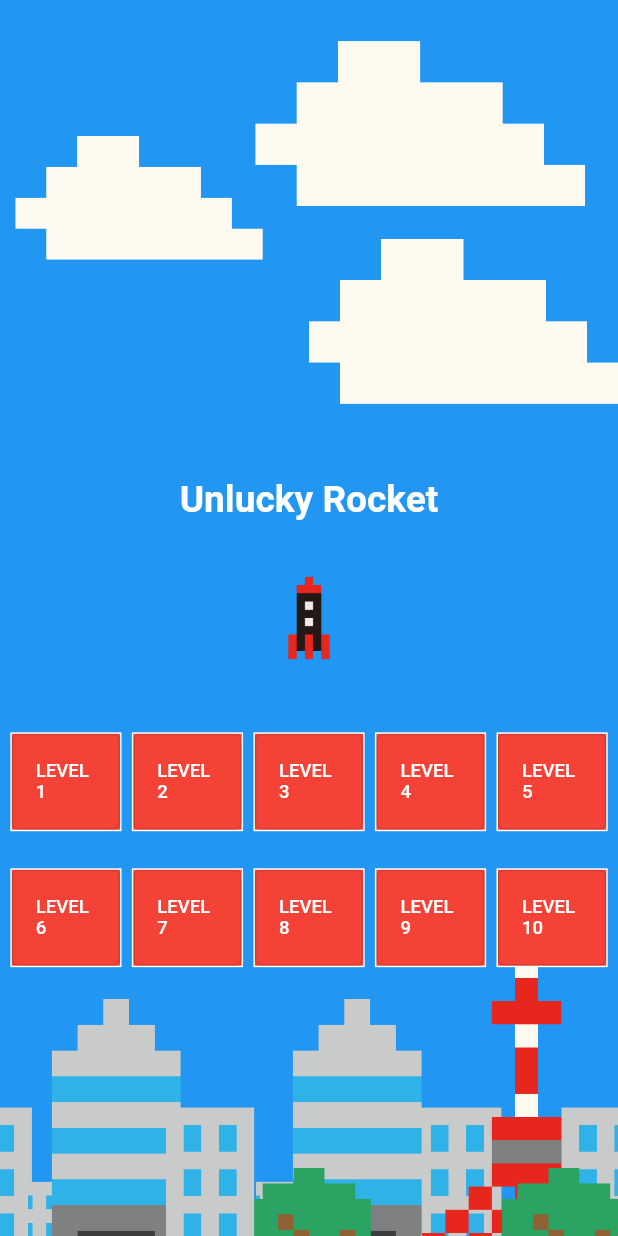
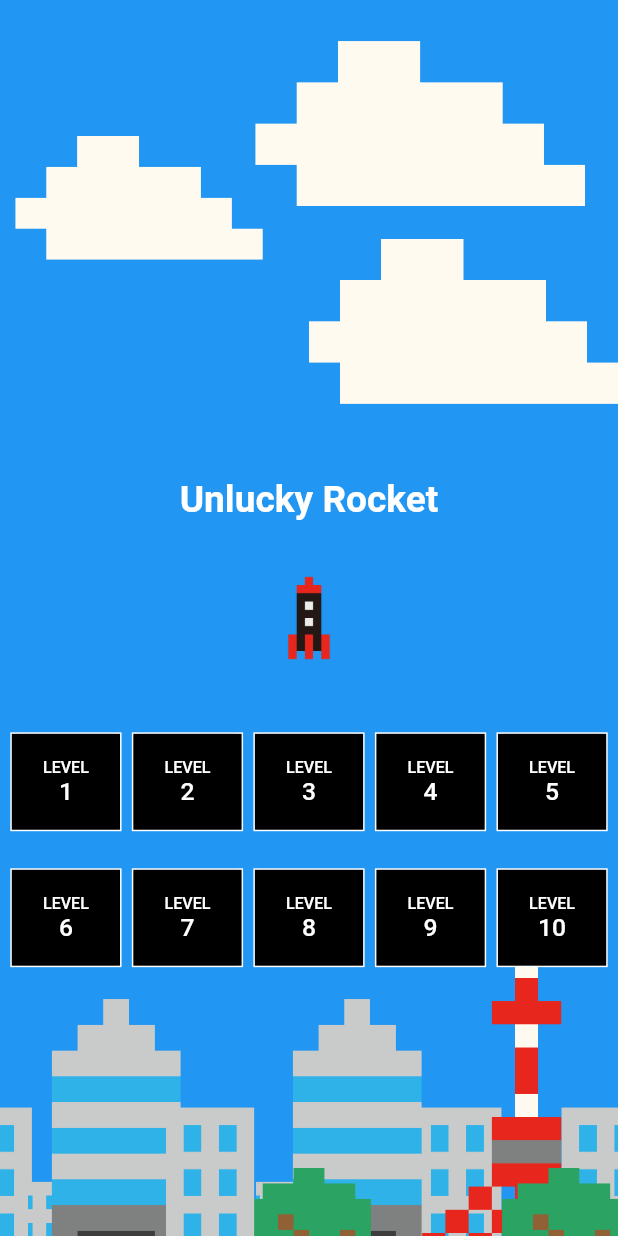
Before and after one commit to yuto90/new_rocket, a Flutter app: the screen it shows after launch, on a phone screen of 412 x 824 dp. Run offline on Flutter 3.47's test engine with Material 2 defaults, Android fonts, the light colour scheme and no system bars; drawn by our look-alikes of google_mobile_ads; our stand-ins replace flutter_dotenv, google_fonts; network calls fail.

Commit message:
レベル選択ボタンのレイアウトを調整

```diff
--- a/lib/mode/top.dart
+++ b/lib/mode/top.dart
@@ -41,20 +41,33 @@ class Top extends StatelessWidget {
                               width: SizeConfig.blockSizeHorizontal! * 18,
                               decoration: BoxDecoration(
                                 border: Border.all(color: Colors.white),
-                                color: Colors.red,
+                                color: Colors.black,
                               ),
                               child: OutlinedButton(
                                 onPressed: () {
                                   model.switchLevel(model.mappingLevel[i]);
                                   model.switchDisplay('ready');
                                 },
-                                child: Text(
-                                  'LEVEL ' + (i).toString(),
+                                child: Column(
+                                  mainAxisAlignment: MainAxisAlignment.center,
+                                  children: [
+                                    Text(
+                                      'LEVEL',
                                       style: TextStyle(
                                         fontSize:
-                                        SizeConfig.blockSizeVertical! * 1.5,
+                                            SizeConfig.blockSizeVertical! * 1.3,
                                         color: Colors.white,
                                       ),
+                                    ),
+                                    Text(
+                                      (i).toString(),
+                                      style: TextStyle(
+                                        fontSize:
+                                            SizeConfig.blockSizeVertical! * 2,
+                                        color: Colors.white,
+                                      ),
+                                    ),
+                                  ],
                                 ),
                               ),
                             )
@@ -71,20 +84,33 @@ class Top extends StatelessWidget {
                               width: SizeConfig.blockSizeHorizontal! * 18,
                               decoration: BoxDecoration(
                                 border: Border.all(color: Colors.white),
-                                color: Colors.red,
+                                color: Colors.black,
                               ),
                               child: OutlinedButton(
                                 onPressed: () {
                                   model.switchLevel(model.mappingLevel[i]);
                                   model.switchDisplay('ready');
                                 },
-                                child: Text(
-                                  'LEVEL ' + (i).toString(),
+                                child: Column(
+                                  mainAxisAlignment: MainAxisAlignment.center,
+                                  children: [
+                                    Text(
+                                      'LEVEL',
                                       style: TextStyle(
                                         fontSize:
-                                        SizeConfig.blockSizeVertical! * 1.5,
+                                            SizeConfig.blockSizeVertical! * 1.3,
                                         color: Colors.white,
                                       ),
+                                    ),
+                                    Text(
+                                      (i).toString(),
+                                      style: TextStyle(
+                                        fontSize:
+                                            SizeConfig.blockSizeVertical! * 2,
+                                        color: Colors.white,
+                                      ),
+                                    ),
+                                  ],
                                 ),
                               ),
                             )
```
Lines whose indentation alone changed are shown as unchanged.
